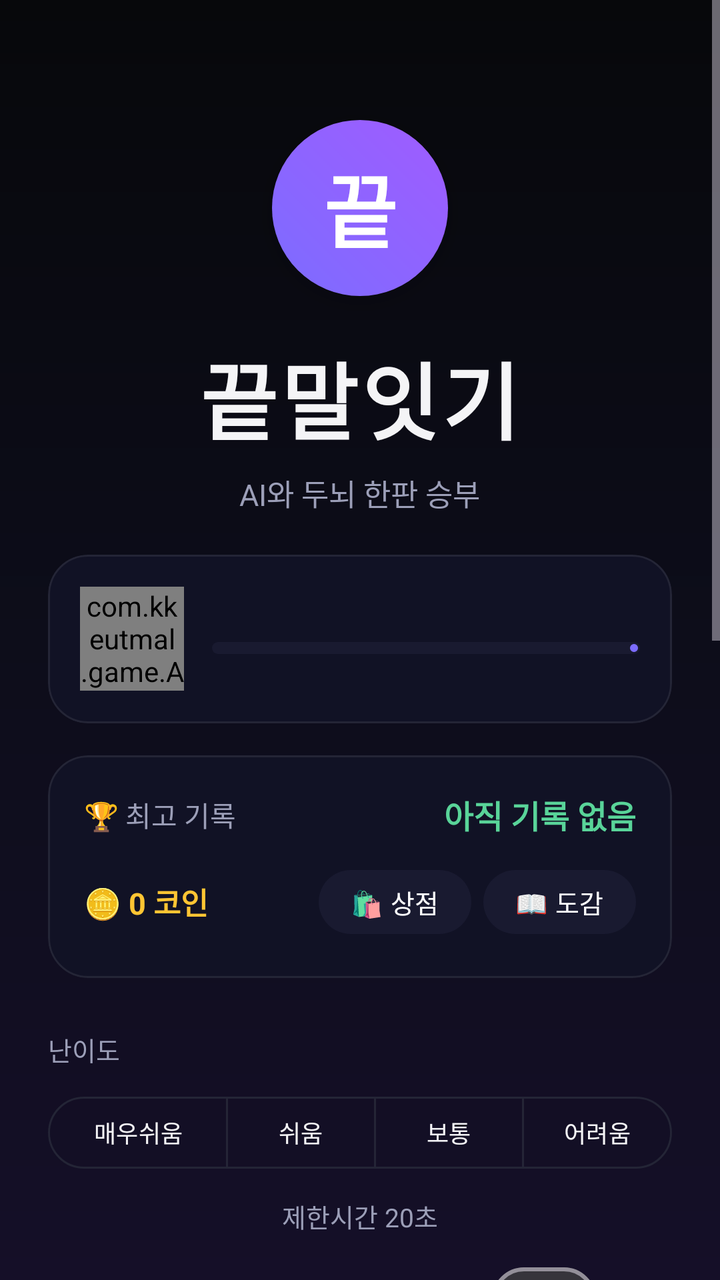
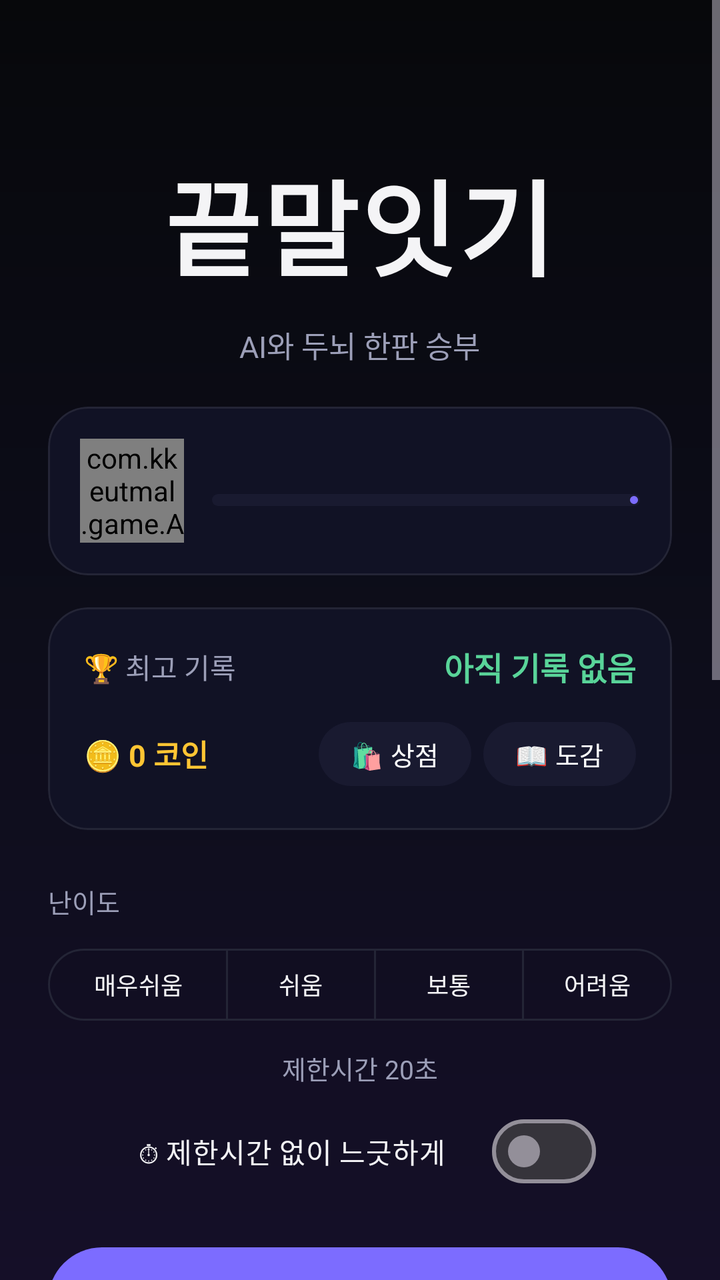

Before-and-after screenshots of an Android layout around one commit, followed by the original layout XML and the change that was made.
<!-- AndroidManifest.xml: application theme Theme.KKeutmal -->
<!-- res/layout/activity_main.xml -->
<?xml version="1.0" encoding="utf-8"?>
<ScrollView xmlns:android="http://schemas.android.com/apk/res/android"
    xmlns:app="http://schemas.android.com/apk/res-auto"
    android:layout_width="match_parent"
    android:layout_height="match_parent"
    android:fillViewport="true"
    android:overScrollMode="never">

    <LinearLayout
        android:layout_width="match_parent"
        android:layout_height="wrap_content"
        android:orientation="vertical"
        android:gravity="center_horizontal"
        android:padding="24dp">

        <TextView
            android:id="@+id/tvEmblem"
            android:layout_width="88dp"
            android:layout_height="88dp"
            android:layout_marginTop="36dp"
            android:background="@drawable/bg_emblem"
            android:gravity="center"
            android:text="끝"
            android:textColor="@color/text_on_accent"
            android:textSize="40sp"
            android:fontFamily="sans-serif-black"
            android:elevation="8dp" />

        <TextView
            android:layout_width="wrap_content"
            android:layout_height="wrap_content"
            android:layout_marginTop="20dp"
            android:text="@string/app_name"
            android:textColor="@color/text_primary"
            android:textSize="42sp"
            android:letterSpacing="0.04"
            android:fontFamily="sans-serif-black" />

        <TextView
            android:layout_width="wrap_content"
            android:layout_height="wrap_content"
            android:layout_marginTop="6dp"
            android:text="@string/subtitle"
            android:textColor="@color/text_dim"
            android:textSize="15sp" />

        <com.google.android.material.card.MaterialCardView
            android:layout_width="match_parent"
            android:layout_height="wrap_content"
            android:layout_marginTop="20dp"
            app:cardBackgroundColor="@color/surface"
            app:cardCornerRadius="20dp"
            app:strokeColor="@color/surface_stroke"
            app:strokeWidth="1dp"
            app:cardElevation="0dp">

            <LinearLayout
                android:layout_width="match_parent"
                android:layout_height="wrap_content"
                android:orientation="horizontal"
                android:gravity="center_vertical"
                android:padding="16dp">

                <com.kkeutmal.game.AvatarView
                    android:id="@+id/avatarMe"
                    android:layout_width="52dp"
                    android:layout_height="52dp" />

                <LinearLayout
                    android:layout_width="0dp"
                    android:layout_weight="1"
                    android:layout_height="wrap_content"
                    android:layout_marginStart="14dp"
                    android:orientation="vertical">

                    <TextView
                        android:id="@+id/tvLevelRank"
                        android:layout_width="wrap_content"
                        android:layout_height="wrap_content"
                        android:textColor="@color/text_primary"
                        android:textSize="16sp"
                        android:textStyle="bold" />

                    <com.google.android.material.progressindicator.LinearProgressIndicator
                        android:id="@+id/xpBar"
                        android:layout_width="match_parent"
                        android:layout_height="wrap_content"
                        android:layout_marginTop="6dp"
                        android:max="1000"
                        app:trackThickness="6dp"
                        app:trackCornerRadius="3dp"
                        app:trackColor="@color/chip_bg"
                        app:indicatorColor="@color/accent" />

                    <TextView
                        android:id="@+id/tvXp"
                        android:layout_width="wrap_content"
                        android:layout_height="wrap_content"
                        android:layout_marginTop="4dp"
                        android:textColor="@color/text_dim"
                        android:textSize="11sp" />
                </LinearLayout>
            </LinearLayout>
        </com.google.android.material.card.MaterialCardView>

        <com.google.android.material.card.MaterialCardView
            android:layout_width="match_parent"
            android:layout_height="wrap_content"
            android:layout_marginTop="16dp"
            app:cardBackgroundColor="@color/surface"
            app:cardCornerRadius="20dp"
            app:strokeColor="@color/surface_stroke"
            app:strokeWidth="1dp"
            app:cardElevation="0dp">

            <LinearLayout
                android:layout_width="match_parent"
                android:layout_height="wrap_content"
                android:orientation="vertical"
                android:padding="18dp">

                <LinearLayout
                    android:layout_width="match_parent"
                    android:layout_height="wrap_content"
                    android:orientation="horizontal"
                    android:gravity="center_vertical">

                    <TextView
                        android:layout_width="0dp"
                        android:layout_weight="1"
                        android:layout_height="wrap_content"
                        android:text="@string/best_label"
                        android:textColor="@color/text_dim"
                        android:textSize="14sp" />

                    <TextView
                        android:id="@+id/tvBest"
                        android:layout_width="wrap_content"
                        android:layout_height="wrap_content"
                        android:text="아직 기록 없음"
                        android:textColor="@color/accent2"
                        android:textSize="16sp"
                        android:textStyle="bold" />
                </LinearLayout>

                <LinearLayout
                    android:layout_width="match_parent"
                    android:layout_height="wrap_content"
                    android:layout_marginTop="12dp"
                    android:orientation="horizontal"
                    android:gravity="center_vertical">

                    <TextView
                        android:id="@+id/tvCoins"
                        android:layout_width="0dp"
                        android:layout_weight="1"
                        android:layout_height="wrap_content"
                        android:text="🪙 0 코인"
                        android:textColor="@color/warn"
                        android:textSize="15sp"
                        android:textStyle="bold" />

                    <com.google.android.material.button.MaterialButton
                        android:id="@+id/btnShop"
                        android:layout_width="wrap_content"
                        android:layout_height="40dp"
                        android:minWidth="0dp"
                        android:paddingHorizontal="16dp"
                        android:text="🛍 상점"
                        android:textSize="13sp"
                        app:backgroundTint="@color/chip_bg"
                        app:cornerRadius="20dp" />

                    <com.google.android.material.button.MaterialButton
                        android:id="@+id/btnCollection"
                        android:layout_width="wrap_content"
                        android:layout_height="40dp"
                        android:layout_marginStart="6dp"
                        android:minWidth="0dp"
                        android:paddingHorizontal="16dp"
                        android:text="📖 도감"
                        android:textSize="13sp"
                        app:backgroundTint="@color/chip_bg"
                        app:cornerRadius="20dp" />
                </LinearLayout>
            </LinearLayout>
        </com.google.android.material.card.MaterialCardView>

        <TextView
            android:layout_width="match_parent"
            android:layout_height="wrap_content"
            android:layout_marginTop="26dp"
            android:text="@string/difficulty_label"
            android:textColor="@color/text_dim"
            android:textSize="13sp" />

        <com.google.android.material.button.MaterialButtonToggleGroup
            android:id="@+id/toggleDifficulty"
            android:layout_width="match_parent"
            android:layout_height="wrap_content"
            android:layout_marginTop="10dp"
            app:singleSelection="true"
            app:selectionRequired="true">

            <com.google.android.material.button.MaterialButton
                android:id="@+id/btnVeryEasy"
                style="?attr/materialButtonOutlinedStyle"
                android:layout_width="0dp"
                android:layout_weight="1.2"
                android:layout_height="44dp"
                android:text="매우쉬움"
                android:textSize="12sp"
                android:insetLeft="0dp"
                android:insetRight="0dp"
                android:paddingHorizontal="2dp"
                app:strokeColor="@color/surface_stroke" />

            <com.google.android.material.button.MaterialButton
                android:id="@+id/btnEasy"
                style="?attr/materialButtonOutlinedStyle"
                android:layout_width="0dp"
                android:layout_weight="1"
                android:layout_height="44dp"
                android:text="쉬움"
                android:textSize="12sp"
                android:insetLeft="0dp"
                android:insetRight="0dp"
                android:paddingHorizontal="2dp"
                app:strokeColor="@color/surface_stroke" />

            <com.google.android.material.button.MaterialButton
                android:id="@+id/btnNormal"
                style="?attr/materialButtonOutlinedStyle"
                android:layout_width="0dp"
                android:layout_weight="1"
                android:layout_height="44dp"
                android:text="보통"
                android:textSize="12sp"
                app:strokeColor="@color/surface_stroke" />

            <com.google.android.material.button.MaterialButton
                android:id="@+id/btnHard"
                style="?attr/materialButtonOutlinedStyle"
                android:layout_width="0dp"
                android:layout_weight="1"
                android:layout_height="44dp"
                android:text="어려움"
                android:textSize="12sp"
                android:insetLeft="0dp"
                android:insetRight="0dp"
                android:paddingHorizontal="2dp"
                app:strokeColor="@color/surface_stroke" />
        </com.google.android.material.button.MaterialButtonToggleGroup>

        <TextView
            android:id="@+id/tvDifficultyDesc"
            android:layout_width="match_parent"
            android:layout_height="wrap_content"
            android:layout_marginTop="10dp"
            android:gravity="center"
            android:textColor="@color/text_dim"
            android:textSize="13sp"
            android:text="제한시간 20초" />

        <com.google.android.material.materialswitch.MaterialSwitch
            android:id="@+id/swNoTimer"
            android:layout_width="wrap_content"
            android:layout_height="wrap_content"
            android:layout_marginTop="8dp"
            android:text="  ⏱ 제한시간 없이 느긋하게  "
            android:textColor="@color/text_primary"
            android:textSize="14sp" />

        <com.google.android.material.button.MaterialButton
            android:id="@+id/btnAdventure"
            android:layout_width="match_parent"
            android:layout_height="62dp"
            android:layout_marginTop="20dp"
            android:text="🗺 모험 떠나기"
            android:textSize="18sp"
            android:textStyle="bold"
            app:backgroundTint="@color/accent"
            app:cornerRadius="31dp" />

        <LinearLayout
            android:id="@+id/missionBox"
            android:layout_width="match_parent"
            android:layout_height="wrap_content"
            android:layout_marginTop="16dp"
            android:orientation="vertical"
            android:background="@drawable/bg_input"
            android:padding="14dp" />

        <com.google.android.material.button.MaterialButton
            android:id="@+id/btnStart"
            android:layout_width="match_parent"
            android:layout_height="62dp"
            android:layout_marginTop="24dp"
            android:text="⚔ 자유 대전"
            android:textSize="18sp"
            android:textStyle="bold"
            android:textColor="@color/cta_text"
            app:backgroundTint="@color/cta_bg"
            app:cornerRadius="31dp" />

        <com.google.android.material.card.MaterialCardView
            android:layout_width="match_parent"
            android:layout_height="wrap_content"
            android:layout_marginTop="26dp"
            android:layout_marginBottom="24dp"
            app:cardBackgroundColor="#10FFFFFF"
            app:cardCornerRadius="20dp"
            app:cardElevation="0dp">

            <LinearLayout
                android:layout_width="match_parent"
                android:layout_height="wrap_content"
                android:orientation="vertical"
                android:padding="18dp">

                <TextView
                    android:layout_width="wrap_content"
                    android:layout_height="wrap_content"
                    android:text="@string/rules_title"
                    android:textColor="@color/text_primary"
                    android:textSize="14sp"
                    android:textStyle="bold" />

                <TextView
                    android:layout_width="match_parent"
                    android:layout_height="wrap_content"
                    android:layout_marginTop="10dp"
                    android:lineSpacingExtra="5dp"
                    android:text="@string/rules_body"
                    android:textColor="@color/text_dim"
                    android:textSize="13sp" />
            </LinearLayout>
        </com.google.android.material.card.MaterialCardView>

        <com.google.android.material.button.MaterialButton
            android:id="@+id/btnAbout"
            style="?attr/borderlessButtonStyle"
            android:layout_width="wrap_content"
            android:layout_height="wrap_content"
            android:layout_marginTop="12dp"
            android:layout_marginBottom="8dp"
            android:text="ⓘ 만든이 · 버전 · 자료 출처"
            android:textColor="@color/text_dim"
            android:textSize="13sp" />
    </LinearLayout>
</ScrollView>
<!-- resources referenced by this layout -->
<resources>
  <color name="accent">#7C6CFF</color>
  <color name="accent2">#59D499</color>
  <color name="chip_bg">#191A30</color>
  <color name="cta_bg">#FFFFFF</color>
  <color name="cta_text">#0B0B10</color>
  <color name="surface">#111225</color>
  <color name="surface_stroke">#14FFFFFF</color>
  <color name="text_dim">#9C9FB8</color>
  <color name="text_on_accent">#FFFFFF</color>
  <color name="text_primary">#F4F4F6</color>
  <color name="warn">#FFC533</color>
  <!-- drawable bg_emblem (drawable) -->
  <?xml version="1.0" encoding="utf-8"?>
  <shape xmlns:android="http://schemas.android.com/apk/res/android" android:shape="oval">
      <gradient
          android:angle="45"
          android:startColor="@color/player_grad_start"
          android:endColor="@color/player_grad_end" />
  </shape>
  <!-- drawable bg_input (drawable) -->
  <?xml version="1.0" encoding="utf-8"?>
  <shape xmlns:android="http://schemas.android.com/apk/res/android" android:shape="rectangle">
      <solid android:color="@color/input_bg" />
      <stroke android:width="1dp" android:color="@color/surface_stroke" />
      <corners android:radius="26dp" />
  </shape>
  <string name="app_name">끝말잇기</string>
  <string name="best_label">🏆 최고 기록</string>
  <string name="difficulty_label">난이도</string>
  <string name="rules_body">· 사전(표준국어대사전+끄투 DB, 43만 단어)에 있는 두 글자 이상 단어만 인정\n· 앞 단어의 끝 글자로 시작 (두음법칙 인정: 력→역, 라→나)\n· 이미 나온 단어는 다시 쓸 수 없어요\n· 제한시간 안에 입력하지 못하면 패배! (무제한 모드는 시간 걱정 없음)\n· 마이크 버튼을 누르고 말해도 입력돼요</string>
  <string name="rules_title">게임 규칙</string>
  <string name="subtitle">AI와 두뇌 한판 승부</string>
  <style name="Theme.KKeutmal" parent="Theme.Material3.Dark.NoActionBar">
          <item name="colorPrimary">@color/accent</item>
          <item name="colorOnPrimary">@color/text_on_accent</item>
          <item name="colorSecondary">@color/accent2</item>
          <item name="colorSurface">@color/surface</item>
          <item name="colorOnSurface">@color/text_primary</item>
          <item name="android:colorBackground">@color/bg_top</item>
          <item name="android:windowBackground">@drawable/bg_gradient</item>
          <item name="android:statusBarColor">@color/bg_top</item>
          <item name="android:navigationBarColor">@color/bg_bottom</item>
          <item name="android:windowLightStatusBar">false</item>
          <item name="android:textColor">@color/text_primary</item>
      </style>
  <color name="player_grad_start">#7C6CFF</color>
  <color name="player_grad_end">#A05CFF</color>
  <color name="input_bg">#0D0E1C</color>
  <color name="bg_top">#07080B</color>
  <!-- drawable bg_gradient (drawable) -->
  <?xml version="1.0" encoding="utf-8"?>
  <shape xmlns:android="http://schemas.android.com/apk/res/android" android:shape="rectangle">
      <gradient
          android:angle="270"
          android:startColor="@color/bg_top"
          android:centerColor="#0D0D1A"
          android:endColor="@color/bg_bottom" />
  </shape>
  <color name="bg_bottom">#150F28</color>
</resources>

<!-- the commit's change to res/layout/activity_main.xml (unified diff, before → after) -->
@@ -14,26 +14,16 @@
         android:padding="24dp">
 
         <TextView
-            android:id="@+id/tvEmblem"
-            android:layout_width="88dp"
-            android:layout_height="88dp"
-            android:layout_marginTop="36dp"
-            android:background="@drawable/bg_emblem"
-            android:gravity="center"
-            android:text="끝"
-            android:textColor="@color/text_on_accent"
-            android:textSize="40sp"
-            android:fontFamily="sans-serif-black"
-            android:elevation="8dp" />
-
-        <TextView
+            android:id="@+id/tvTitle"
             android:layout_width="wrap_content"
             android:layout_height="wrap_content"
-            android:layout_marginTop="20dp"
+            android:layout_marginTop="44dp"
+            android:paddingHorizontal="4dp"
+            android:paddingVertical="6dp"
             android:text="@string/app_name"
             android:textColor="@color/text_primary"
-            android:textSize="42sp"
-            android:letterSpacing="0.04"
+            android:textSize="52sp"
+            android:letterSpacing="0.02"
             android:fontFamily="sans-serif-black" />
 
         <TextView
<!-- resource entries referenced after the edit -->
@@ -11,14 +11,6 @@
   <color name="text_on_accent">#FFFFFF</color>
   <color name="text_primary">#F4F4F6</color>
   <color name="warn">#FFC533</color>
-  <!-- drawable bg_emblem (drawable) -->
-  <?xml version="1.0" encoding="utf-8"?>
-  <shape xmlns:android="http://schemas.android.com/apk/res/android" android:shape="oval">
-      <gradient
-          android:angle="45"
-          android:startColor="@color/player_grad_start"
-          android:endColor="@color/player_grad_end" />
-  </shape>
   <!-- drawable bg_input (drawable) -->
   <?xml version="1.0" encoding="utf-8"?>
   <shape xmlns:android="http://schemas.android.com/apk/res/android" android:shape="rectangle">
@@ -45,8 +37,6 @@
           <item name="android:windowLightStatusBar">false</item>
           <item name="android:textColor">@color/text_primary</item>
       </style>
-  <color name="player_grad_start">#7C6CFF</color>
-  <color name="player_grad_end">#A05CFF</color>
   <color name="input_bg">#0D0E1C</color>
   <color name="bg_top">#07080B</color>
   <!-- drawable bg_gradient (drawable) -->
